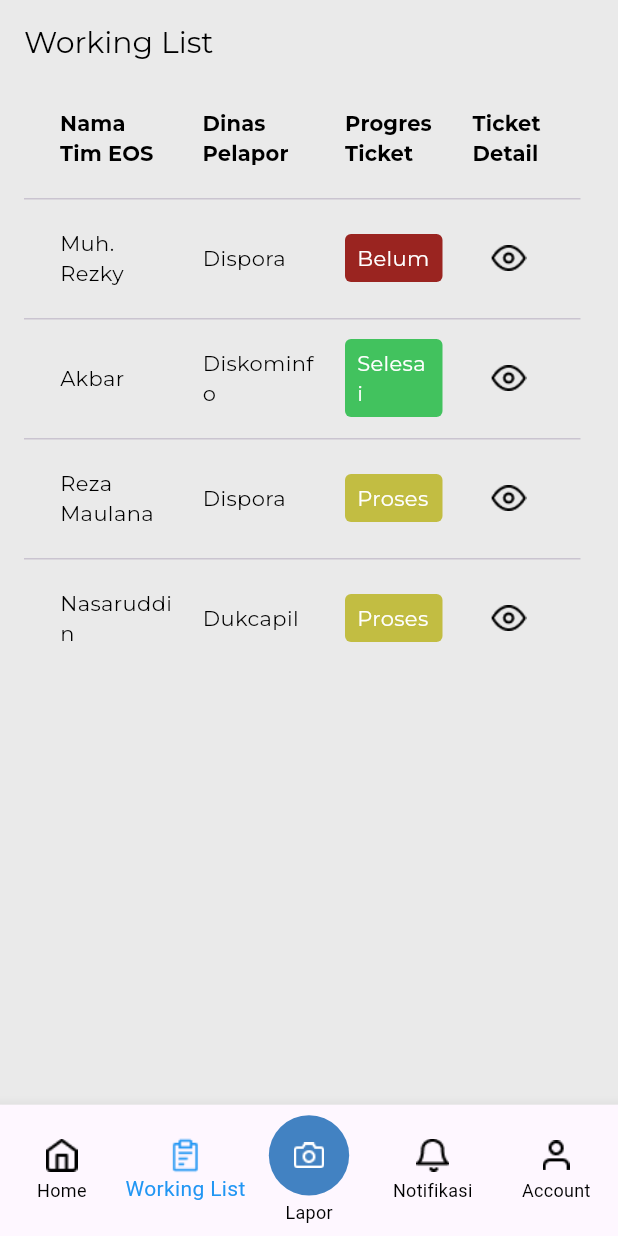
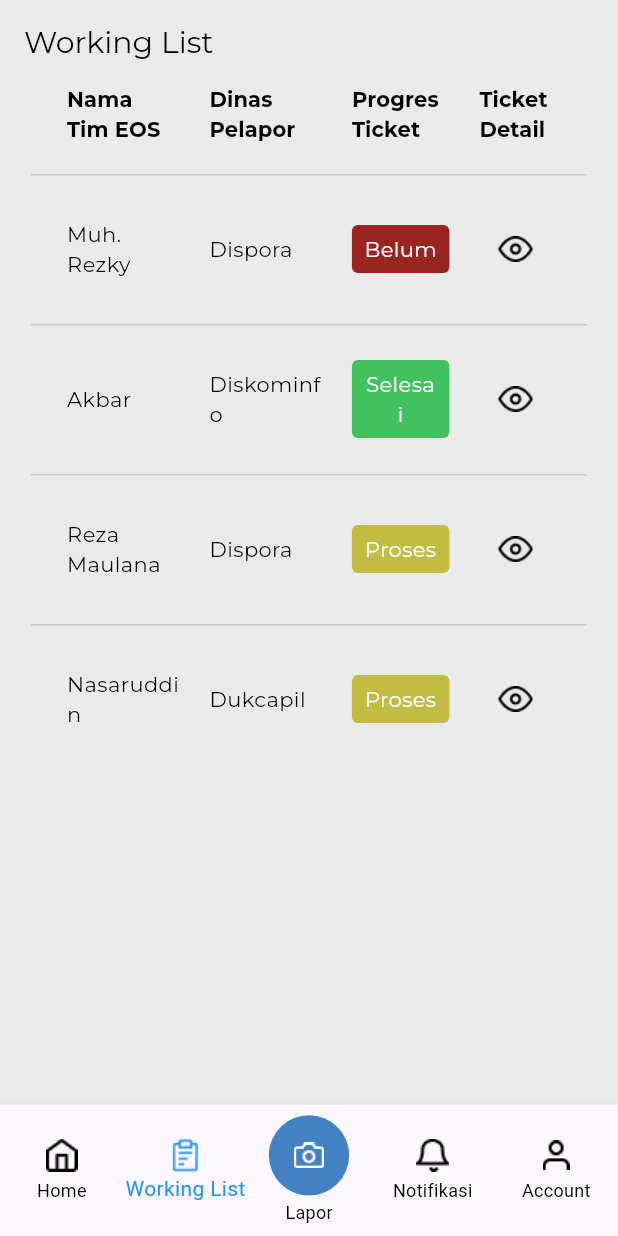
Before and after one commit to aansyawaluddin/FE_I_Ticketing, a Flutter app: the Working screen opened directly, on a phone screen of 412 x 824 dp. Run offline on Flutter 3.47's test engine with Material 3 defaults, Android fonts, the phone set to English and light mode, and no system bars; our stand-ins replace fl_chart, google_fonts.

Commit message:
Editing Page Working

```diff
--- a/frontend/lib/login.dart
+++ b/frontend/lib/login.dart
@@ -1,5 +1,5 @@
 import 'package:flutter/material.dart';
-import 'package:google_fonts/google_fonts.dart'; // Import Google Fonts
+import 'package:google_fonts/google_fonts.dart';
 import 'package:frontend/dashboard.dart';
 
 void main() {
--- a/frontend/lib/working.dart
+++ b/frontend/lib/working.dart
@@ -45,11 +45,13 @@ class _WorkingState extends State<Working> {
       ),
       backgroundColor: const Color(0xFFEAEAEA),
       body: Padding(
-        padding: const EdgeInsets.all(16.0),
+        padding: EdgeInsets.symmetric(horizontal: screenWidth * 0.05),
         child: SingleChildScrollView(
           scrollDirection: Axis.horizontal,
-          child: DataTable(
-            dataRowHeight: 80.0,
+          child: Column(
+            children: [
+              DataTable(
+                dataRowHeight: 100.0,
                 columnSpacing: 20.0,
                 headingRowHeight: 60.0,
                 columns: [
@@ -79,6 +81,8 @@ class _WorkingState extends State<Working> {
                   createRow('Akbar', 'Diskominfo', 'Selesai', context),
                   createRow('Reza Maulana', 'Dispora', 'Proses', context),
                   createRow('Nasaruddin', 'Dukcapil', 'Proses', context),
+                ],
+              ),
             ],
           ),
         ),
@@ -229,6 +233,7 @@ class _WorkingState extends State<Working> {
                   color: textColor,
                   fontSize: 14,
                 ),
+                textAlign: TextAlign.center,
               ),
             ),
           ),
```
Lines whose indentation alone changed are shown as unchanged.
